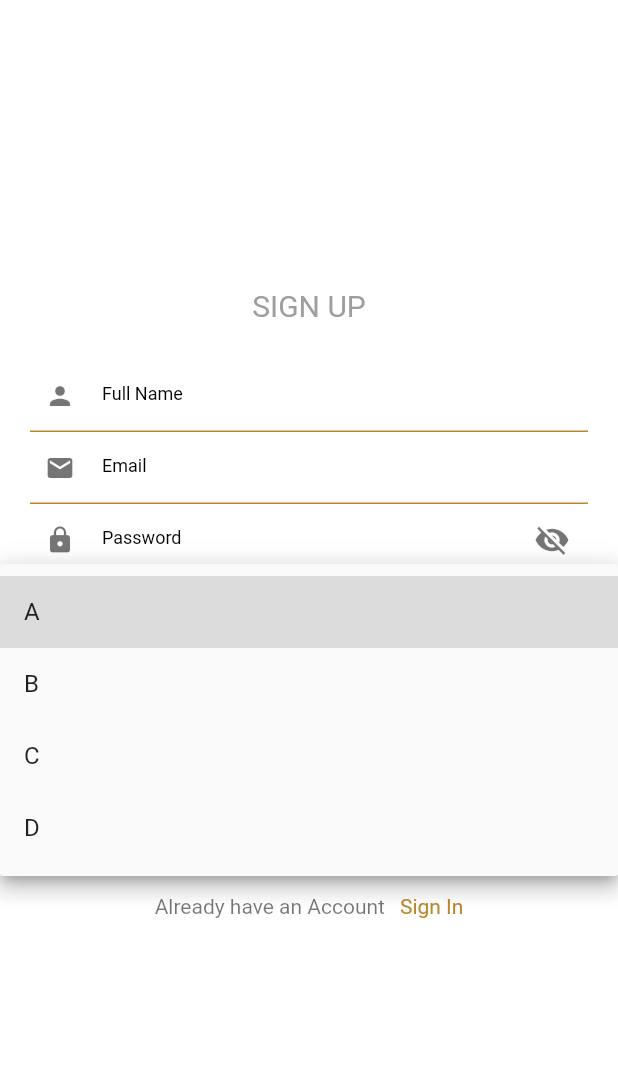
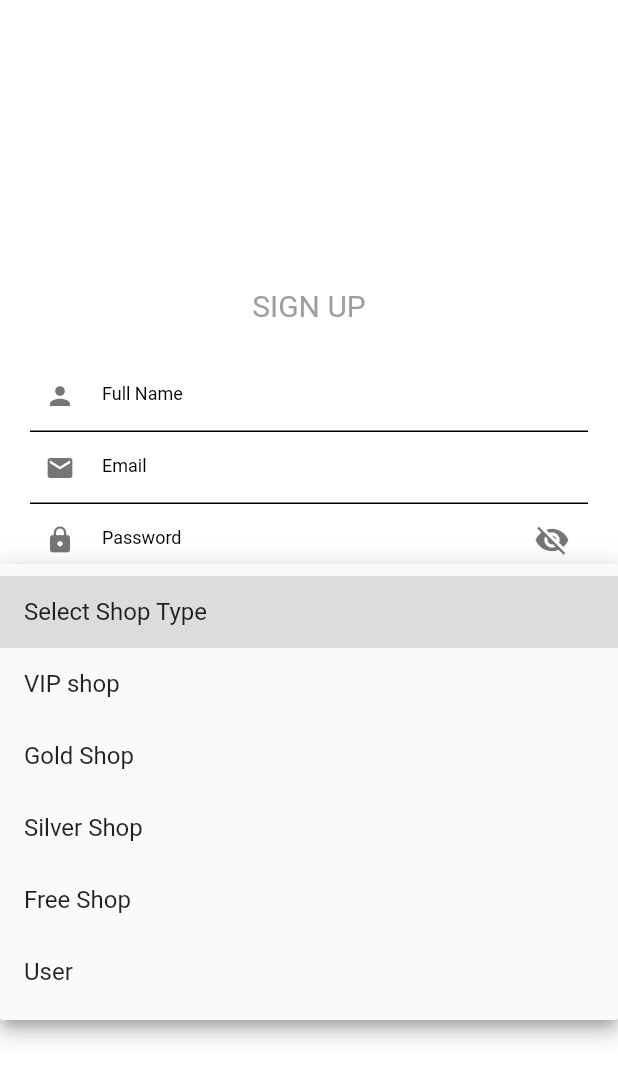
Before and after one commit to Masood12/dakakiniios, a Flutter app: the SignUp screen opened directly, after a tap on the "arrow drop down" icon, on a phone screen of 412 x 824 dp. Shown: the top 1080 px of the screen. Run offline on Flutter 3.47's test engine with Material 2 defaults, Android fonts, the phone set to English and light mode, and no system bars; our stand-ins replace flutter_svg.

Commit message:
Underlline Color

```diff
--- a/lib/ui/SignUpScreen.dart
+++ b/lib/ui/SignUpScreen.dart
@@ -65,10 +65,10 @@ class _SignUpState extends State<SignUp> {
         ),
         labelStyle: TextStyle(fontWeight: FontWeight.bold, color: Colors.grey),
         enabledBorder: UnderlineInputBorder(
-          borderSide: BorderSide(color: colorMain),
+          borderSide: BorderSide(color: underLineColor),
         ),
         focusedBorder: UnderlineInputBorder(
-          borderSide: BorderSide(color: colorMain),
+          borderSide: BorderSide(color: underLineColor),
         ),
       ),
     );
@@ -94,10 +94,10 @@ class _SignUpState extends State<SignUp> {
           labelStyle:
               TextStyle(fontWeight: FontWeight.bold, color: Colors.grey),
           enabledBorder: UnderlineInputBorder(
-            borderSide: BorderSide(color: colorMain),
+            borderSide: BorderSide(color: underLineColor),
           ),
           focusedBorder: UnderlineInputBorder(
-            borderSide: BorderSide(color: colorMain),
+            borderSide: BorderSide(color: underLineColor),
           )),
     );
   }
@@ -134,10 +134,10 @@ class _SignUpState extends State<SignUp> {
           labelStyle:
               TextStyle(fontWeight: FontWeight.bold, color: Colors.grey),
           enabledBorder: UnderlineInputBorder(
-            borderSide: BorderSide(color: colorMain),
+            borderSide: BorderSide(color: underLineColor),
           ),
           focusedBorder: UnderlineInputBorder(
-            borderSide: BorderSide(color: colorMain),
+            borderSide: BorderSide(color: underLineColor),
           )),
     );
   }
@@ -147,7 +147,14 @@ class _SignUpState extends State<SignUp> {
       padding: EdgeInsets.symmetric(),
       width: MediaQuery.of(context).size.width,
       child: new DropdownButton<String>(
-        items: <String>['A', 'B', 'C', 'D'].map((String value) {
+        items: <String>[
+          'Select Shop Type',
+          'VIP shop',
+          'Gold Shop',
+          'Silver Shop',
+          'Free Shop',
+          'User'
+        ].map((String value) {
           return new DropdownMenuItem<String>(
             value: value,
             child: Container(
@@ -179,10 +186,10 @@ class _SignUpState extends State<SignUp> {
           labelStyle:
               TextStyle(fontWeight: FontWeight.bold, color: Colors.grey),
           enabledBorder: UnderlineInputBorder(
-            borderSide: BorderSide(color: colorMain),
+            borderSide: BorderSide(color: underLineColor),
           ),
           focusedBorder: UnderlineInputBorder(
-            borderSide: BorderSide(color: colorMain),
+            borderSide: BorderSide(color: underLineColor),
           )),
     );
   }
--- a/lib/utils/config.dart
+++ b/lib/utils/config.dart
@@ -24,6 +24,7 @@ const suffixIconSize = 18.0;
 const prefixIconSize = 20.0;
 const drawerListColor = Color(0xffFBFBFB);
 const ratingcolor = Color(0xff99cb0a);
+const underLineColor = Colors.black;
 
 const technicalErrorMessage =
     "Something went wrong please contact system administrator";
```
